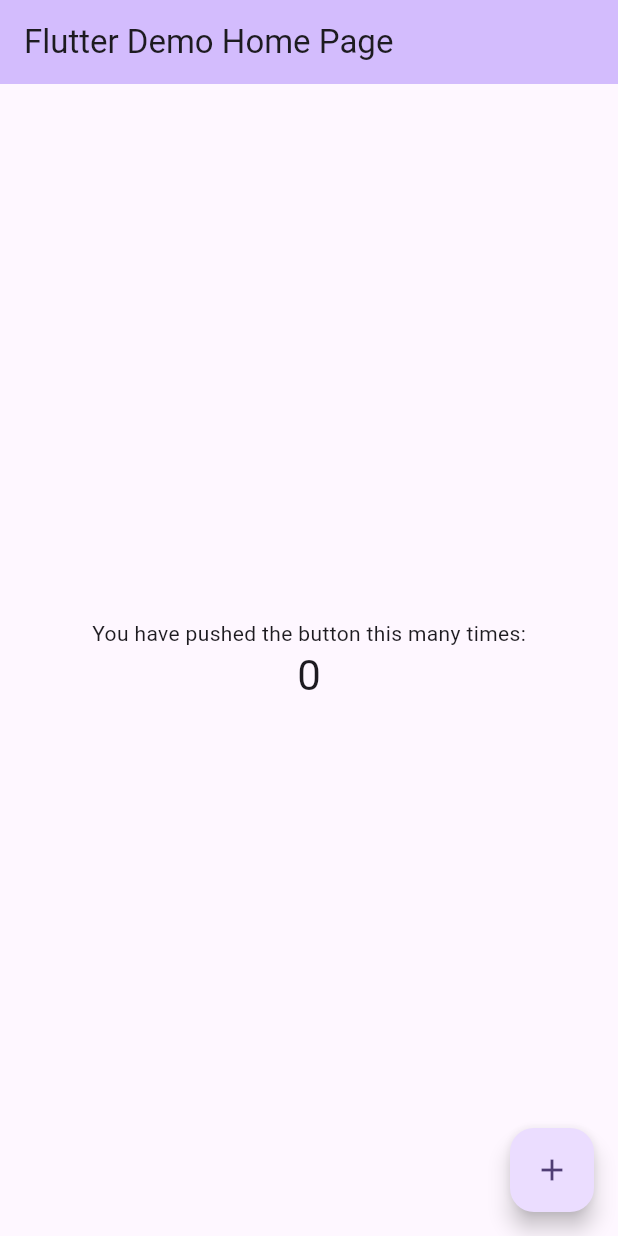
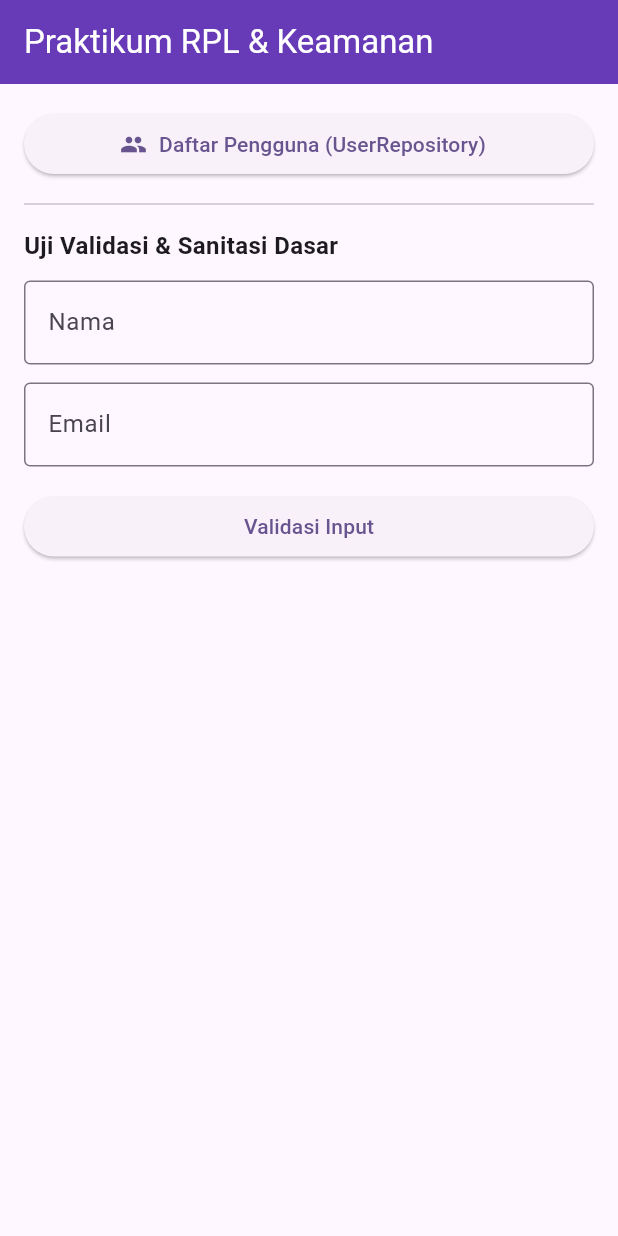
Before and after one commit to Fatra17/rpl_keamanan, a Flutter app: the screen it shows after launch, on a phone screen of 412 x 824 dp. Run offline on Flutter 3.47's test engine with Material 3 defaults, Android fonts, the phone set to English and light mode, and no system bars; our stand-ins replace flutter_dotenv, flutter_secure_storage.

Commit message:
Refactoring ke Repository pattern, env, dan validasi input

```diff
--- a/lib/main.dart
+++ b/lib/main.dart
@@ -1,122 +1,38 @@
 import 'package:flutter/material.dart';
+import 'package:flutter_dotenv/flutter_dotenv.dart';
+import 'config/app_config.dart';
+import 'screens/home_screen.dart';
 
-void main() {
+/// Entry point aplikasi.
+///
+/// Memuat konfigurasi dari file .env sebelum menjalankan aplikasi.
+Future<void> main() async {
+  WidgetsFlutterBinding.ensureInitialized();
+
+  // Muat file .env
+  await dotenv.load(fileName: ".env");
+
+  // Periksa konfigurasi
+  if (!AppConfig.isConfigured()) {
+    print('⚠️ Konfigurasi .env tidak lengkap. Periksa file .env Anda.');
+  }
+
   runApp(const MyApp());
 }
 
 class MyApp extends StatelessWidget {
   const MyApp({super.key});
 
-  // This widget is the root of your application.
   @override
   Widget build(BuildContext context) {
     return MaterialApp(
-      title: 'Flutter Demo',
+      title: 'RPL & Keamanan',
+      debugShowCheckedModeBanner: false,
       theme: ThemeData(
-        // This is the theme of your application.
-        //
-        // TRY THIS: Try running your application with "flutter run". You'll see
-        // the application has a purple toolbar. Then, without quitting the app,
-        // try changing the seedColor in the colorScheme below to Colors.green
-        // and then invoke "hot reload" (save your changes or press the "hot
-        // reload" button in a Flutter-supported IDE, or press "r" if you used
-        // the command line to start the app).
-        //
-        // Notice that the counter didn't reset back to zero; the application
-        // state is not lost during the reload. To reset the state, use hot
-        // restart instead.
-        //
-        // This works for code too, not just values: Most code changes can be
-        // tested with just a hot reload.
-        colorScheme: .fromSeed(seedColor: Colors.deepPurple),
+        colorScheme: ColorScheme.fromSeed(seedColor: Colors.deepPurple),
+        useMaterial3: true,
       ),
-      home: const MyHomePage(title: 'Flutter Demo Home Page'),
+      home: const HomeScreen(),
     );
   }
 }
-
-class MyHomePage extends StatefulWidget {
-  const MyHomePage({super.key, required this.title});
-
-  // This widget is the home page of your application. It is stateful, meaning
-  // that it has a State object (defined below) that contains fields that affect
-  // how it looks.
-
-  // This class is the configuration for the state. It holds the values (in this
-  // case the title) provided by the parent (in this case the App widget) and
-  // used by the build method of the State. Fields in a Widget subclass are
-  // always marked "final".
-
-  final String title;
-
-  @override
-  State<MyHomePage> createState() => _MyHomePageState();
-}
-
-class _MyHomePageState extends State<MyHomePage> {
-  int _counter = 0;
-
-  void _incrementCounter() {
-    setState(() {
-      // This call to setState tells the Flutter framework that something has
-      // changed in this State, which causes it to rerun the build method below
-      // so that the display can reflect the updated values. If we changed
-      // _counter without calling setState(), then the build method would not be
-      // called again, and so nothing would appear to happen.
-      _counter++;
-    });
-  }
-
-  @override
-  Widget build(BuildContext context) {
-    // This method is rerun every time setState is called, for instance as done
-    // by the _incrementCounter method above.
-    //
-    // The Flutter framework has been optimized to make rerunning build methods
-    // fast, so that you can just rebuild anything that needs updating rather
-    // than having to individually change instances of widgets.
-    return Scaffold(
-      appBar: AppBar(
-        // TRY THIS: Try changing the color here to a specific color (to
-        // Colors.amber, perhaps?) and trigger a hot reload to see the AppBar
-        // change color while the other colors stay the same.
-        backgroundColor: Theme.of(context).colorScheme.inversePrimary,
-        // Here we take the value from the MyHomePage object that was created by
-        // the App.build method, and use it to set our appbar title.
-        title: Text(widget.title),
-      ),
-      body: Center(
-        // Center is a layout widget. It takes a single child and positions it
-        // in the middle of the parent.
-        child: Column(
-          // Column is also a layout widget. It takes a list of children and
-          // arranges them vertically. By default, it sizes itself to fit its
-          // children horizontally, and tries to be as tall as its parent.
-          //
-          // Column has various properties to control how it sizes itself and
-          // how it positions its children. Here we use mainAxisAlignment to
-          // center the children vertically; the main axis here is the vertical
-          // axis because Columns are vertical (the cross axis would be
-          // horizontal).
-          //
-          // TRY THIS: Invoke "debug painting" (choose the "Toggle Debug Paint"
-          // action in the IDE, or press "p" in the console), to see the
-          // wireframe for each widget.
-          mainAxisAlignment: .center,
-          children: [
-            const Text('You have pushed the button this many times:'),
-            Text(
-              '$_counter',
-              style: Theme.of(context).textTheme.headlineMedium,
-            ),
-          ],
-        ),
-      ),
-      floatingActionButton: FloatingActionButton(
-        onPressed: _incrementCounter,
-        tooltip: 'Increment',
-        child: const Icon(Icons.add),
-      ),
-    );
-  }
-}
--- a/lib/models/user.dart
+++ b/lib/models/user.dart
@@ -0,0 +1,34 @@
+/// Model data pengguna.
+class User {
+  final int id;
+  final String name;
+  final String username;
+  final String email;
+  final String phone;
+  final String website;
+  final String companyName;
+
+  const User({
+    required this.id,
+    required this.name,
+    required this.username,
+    required this.email,
+    required this.phone,
+    required this.website,
+    required this.companyName,
+  });
+
+  factory User.fromJson(Map<String, dynamic> json) {
+    return User(
+      id: json['id'] ?? 0,
+      name: json['name'] ?? '',
+      username: json['username'] ?? '',
+      email: json['email'] ?? '',
+      phone: json['phone'] ?? '',
+      website: json['website'] ?? '',
+      companyName: (json['company'] is Map)
+          ? (json['company']['name'] ?? '-')
+          : (json['companyName'] ?? '-'),
+    );
+  }
+}
--- a/lib/repositories/user_repository.dart
+++ b/lib/repositories/user_repository.dart
@@ -0,0 +1,19 @@
+import '../models/user.dart';
+
+/// Abstraksi repository untuk mengelola data pengguna.
+///
+/// Interface ini mendefinisikan kontrak untuk operasi data pengguna.
+/// Implementasi konkretnya ada di [UserRepositoryImpl].
+abstract class UserRepository {
+  /// Mengambil daftar semua pengguna.
+  ///
+  /// Mengembalikan [List<User>] jika berhasil.
+  /// Melempar [Exception] jika terjadi error.
+  Future<List<User>> getUsers();
+
+  /// Mengambil pengguna berdasarkan [id].
+  ///
+  /// Parameter [id] harus berupa integer positif.
+  /// Mengembalikan [User] jika ditemukan.
+  Future<User> getUserById(int id);
+}
--- a/lib/screens/home_screen.dart
+++ b/lib/screens/home_screen.dart
@@ -0,0 +1,112 @@
+import 'package:flutter/material.dart';
+import '../utils/validators.dart';
+import 'user_list_screen.dart';
+
+/// Halaman utama aplikasi.
+class HomeScreen extends StatefulWidget {
+  const HomeScreen({super.key});
+
+  @override
+  State<HomeScreen> createState() => _HomeScreenState();
+}
+
+class _HomeScreenState extends State<HomeScreen> {
+  final _formKey = GlobalKey<FormState>();
+  final _nameController = TextEditingController();
+  final _emailController = TextEditingController();
+  String _result = '';
+
+  @override
+  void dispose() {
+    _nameController.dispose();
+    _emailController.dispose();
+    super.dispose();
+  }
+
+  void _submit() {
+    if (_formKey.currentState!.validate()) {
+      final sanitizedName = Validators.sanitize(_nameController.text);
+      setState(() {
+        _result = 'Valid! Nama tersanitasi: $sanitizedName';
+      });
+    }
+  }
+
+  @override
+  Widget build(BuildContext context) {
+    return Scaffold(
+      appBar: AppBar(
+        title: const Text('Praktikum RPL & Keamanan'),
+        backgroundColor: Colors.deepPurple,
+        foregroundColor: Colors.white,
+      ),
+      body: SingleChildScrollView(
+        padding: const EdgeInsets.all(16),
+        child: Column(
+          crossAxisAlignment: CrossAxisAlignment.stretch,
+          children: [
+            ElevatedButton.icon(
+              onPressed: () => Navigator.push(
+                context,
+                MaterialPageRoute(
+                  builder: (_) => const UserListScreen(),
+                ),
+              ),
+              icon: const Icon(Icons.people),
+              label: const Text('Daftar Pengguna (UserRepository)'),
+            ),
+            const Divider(height: 32),
+            const Text(
+              'Uji Validasi & Sanitasi Dasar',
+              style: TextStyle(fontSize: 16, fontWeight: FontWeight.bold),
+            ),
+            const SizedBox(height: 12),
+            Form(
+              key: _formKey,
+              child: Column(
+                children: [
+                  TextFormField(
+                    controller: _nameController,
+                    decoration: const InputDecoration(
+                      labelText: 'Nama',
+                      border: OutlineInputBorder(),
+                    ),
+                    validator: (v) =>
+                        Validators.validateText(v, fieldName: 'Nama'),
+                  ),
+                  const SizedBox(height: 12),
+                  TextFormField(
+                    controller: _emailController,
+                    decoration: const InputDecoration(
+                      labelText: 'Email',
+                      border: OutlineInputBorder(),
+                    ),
+                    validator: Validators.validateEmail,
+                  ),
+                  const SizedBox(height: 16),
+                  SizedBox(
+                    width: double.infinity,
+                    child: ElevatedButton(
+                      onPressed: _submit,
+                      child: const Text('Validasi Input'),
+                    ),
+                  ),
+                ],
+              ),
+            ),
+            if (_result.isNotEmpty) ...[
+              const SizedBox(height: 12),
+              Text(
+                _result,
+                style: const TextStyle(
+                  color: Colors.green,
+                  fontWeight: FontWeight.bold,
+                ),
+              ),
+            ],
+          ],
+        ),
+      ),
+    );
+  }
+}
--- a/lib/utils/validators.dart
+++ b/lib/utils/validators.dart
@@ -0,0 +1,66 @@
+/// Kumpulan fungsi validasi dan sanitasi input.
+///
+/// Class ini menyediakan method statis untuk memvalidasi input
+/// pengguna dan membersihkan karakter berbahaya.
+class Validators {
+  /// Memvalidasi format email.
+  ///
+  /// Mengembalikan `true` jika [email] memiliki format yang valid.
+  static bool isValidEmail(String email) {
+    final regex = RegExp(r'^[^@]+@[^@]+\.[^@]+$');
+    return regex.hasMatch(email);
+  }
+
+  /// Memvalidasi bahwa [value] tidak kosong.
+  static bool isNotEmpty(String? value) {
+    return value != null && value.trim().isNotEmpty;
+  }
+
+  /// Memvalidasi panjang [value] antara [min] dan [max].
+  static bool hasValidLength(String value, {int min = 1, int max = 100}) {
+    final length = value.trim().length;
+    return length >= min && length <= max;
+  }
+
+  /// Membersihkan input dari karakter berbahaya.
+  ///
+  /// Mengganti karakter `<`, `>`, `"`, dan `'` dengan HTML entities
+  /// untuk mencegah XSS.
+  static String sanitize(String input) {
+    return input
+        .replaceAll('<', '&lt;')
+        .replaceAll('>', '&gt;')
+        .replaceAll('"', '&quot;')
+        .replaceAll("'", '&#39;')
+        .trim();
+  }
+
+  /// Memvalidasi dan membersihkan input teks.
+  ///
+  /// Mengembalikan pesan error jika tidak valid, atau `null` jika valid.
+  static String? validateText(
+    String? value, {
+    String fieldName = 'Field',
+    int minLength = 1,
+    int maxLength = 100,
+  }) {
+    if (value == null || value.trim().isEmpty) {
+      return '$fieldName tidak boleh kosong';
+    }
+    if (!hasValidLength(value, min: minLength, max: maxLength)) {
+      return '$fieldName harus antara $minLength-$maxLength karakter';
+    }
+    return null;
+  }
+
+  /// Memvalidasi dan membersihkan email.
+  static String? validateEmail(String? value) {
+    if (value == null || value.trim().isEmpty) {
+      return 'Email tidak boleh kosong';
+    }
+    if (!isValidEmail(value.trim())) {
+      return 'Format email tidak valid';
+    }
+    return null;
+  }
+}
```
Also changed, not shown: lib/config/app_config.dart (+26 -0 lines), lib/repositories/user_repository_impl.dart (+28 -0 lines), lib/screens/user_list_screen.dart (+171 -0 lines), lib/services/api_service.dart (+111 -0 lines), lib/services/secure_storage_service.dart (+18 -0 lines), lib/widgets/user_card.dart (+31 -0 lines).
